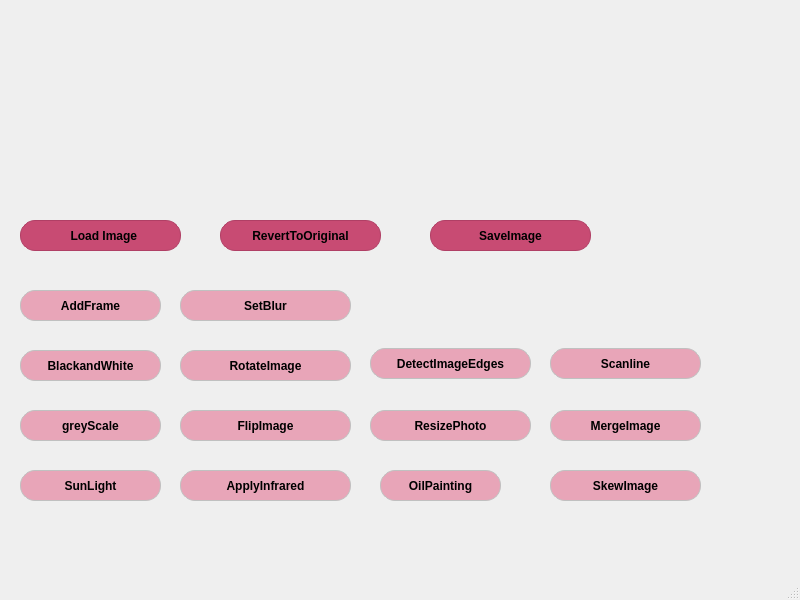
nouranragy/Assignment1-ImageFilters, file mainwindow.ui: the form before one commit.
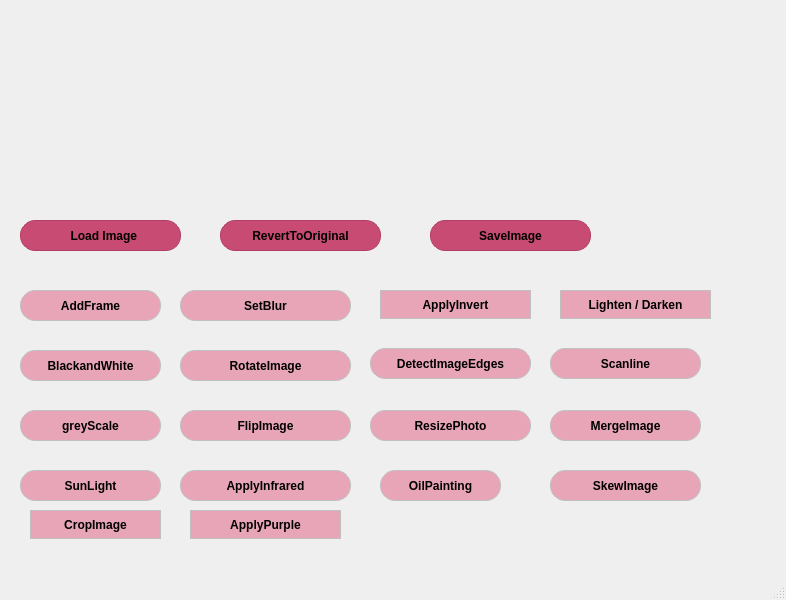
The form after the commit.

Diff of the .ui file:
```diff
--- a/mainwindow.ui
+++ b/mainwindow.ui
@@ -6,7 +6,7 @@
    <rect>
     <x>0</x>
     <y>0</y>
-    <width>800</width>
+    <width>786</width>
     <height>600</height>
    </rect>
   </property>
@@ -624,6 +624,142 @@
      <string>SkewImage</string>
     </property>
    </widget>
+   <widget class="QPushButton" name="applyInvert">
+    <property name="geometry">
+     <rect>
+      <x>380</x>
+      <y>290</y>
+      <width>151</width>
+      <height>29</height>
+     </rect>
+    </property>
+    <property name="styleSheet">
+     <string notr="true">QPushButton{
+background-color: #e8a5b8;
+border: 1px solid #c0c0c0;
+border-radius: 15px;
+padding: 5px 15px;
+font-weight: bold;
+}
+
+QPushButton:pressed {
+background-color: #5789ff;
+border: 2px solid  #46207f;
+padding-top: 7px;
+padding-bottom;
+
+}
+
+QPushButton:hover {
+background-color: #e88eaa;
+}</string>
+    </property>
+    <property name="text">
+     <string>ApplyInvert</string>
+    </property>
+   </widget>
+   <widget class="QPushButton" name="LightenDarken">
+    <property name="geometry">
+     <rect>
+      <x>560</x>
+      <y>290</y>
+      <width>151</width>
+      <height>29</height>
+     </rect>
+    </property>
+    <property name="styleSheet">
+     <string notr="true">QPushButton{
+background-color: #e8a5b8;
+border: 1px solid #c0c0c0;
+border-radius: 15px;
+padding: 5px 15px;
+font-weight: bold;
+}
+
+QPushButton:pressed {
+background-color: #5789ff;
+border: 2px solid  #46207f;
+padding-top: 7px;
+padding-bottom;
+
+}
+
+QPushButton:hover {
+background-color: #e88eaa;
+}</string>
+    </property>
+    <property name="text">
+     <string>Lighten / Darken</string>
+    </property>
+   </widget>
+   <widget class="QPushButton" name="cropImage">
+    <property name="geometry">
+     <rect>
+      <x>30</x>
+      <y>510</y>
+      <width>131</width>
+      <height>29</height>
+     </rect>
+    </property>
+    <property name="styleSheet">
+     <string notr="true">QPushButton{
+background-color: #e8a5b8;
+border: 1px solid #c0c0c0;
+border-radius: 15px;
+padding: 5px 15px;
+font-weight: bold;
+}
+
+QPushButton:pressed {
+background-color: #5789ff;
+border: 2px solid  #46207f;
+padding-top: 7px;
+padding-bottom;
+
+}
+
+QPushButton:hover {
+background-color: #e88eaa;
+}</string>
+    </property>
+    <property name="text">
+     <string>CropImage</string>
+    </property>
+   </widget>
+   <widget class="QPushButton" name="applyPurple">
+    <property name="geometry">
+     <rect>
+      <x>190</x>
+      <y>510</y>
+      <width>151</width>
+      <height>29</height>
+     </rect>
+    </property>
+    <property name="styleSheet">
+     <string notr="true">QPushButton{
+background-color: #e8a5b8;
+border: 1px solid #c0c0c0;
+border-radius: 15px;
+padding: 5px 15px;
+font-weight: bold;
+}
+
+QPushButton:pressed {
+background-color: #5789ff;
+border: 2px solid  #46207f;
+padding-top: 7px;
+padding-bottom;
+
+}
+
+QPushButton:hover {
+background-color: #e88eaa;
+}</string>
+    </property>
+    <property name="text">
+     <string>ApplyPurple</string>
+    </property>
+   </widget>
   </widget>
   <widget class="QMenuBar" name="menubar">
    <property name="geometry">
```
Left out of the diff: 55 changed lines with no effect on the pictures.
